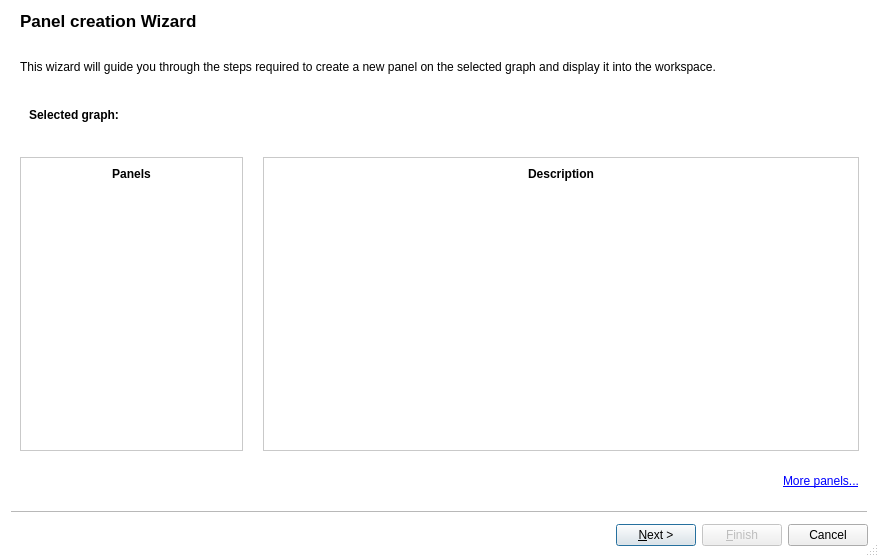
Above: plugins/perspective/GraphPerspective/designer/PanelSelectionWizard.ui from vadivelselvaraj/TulipGLImprovement before the change. Below: the same form after it.
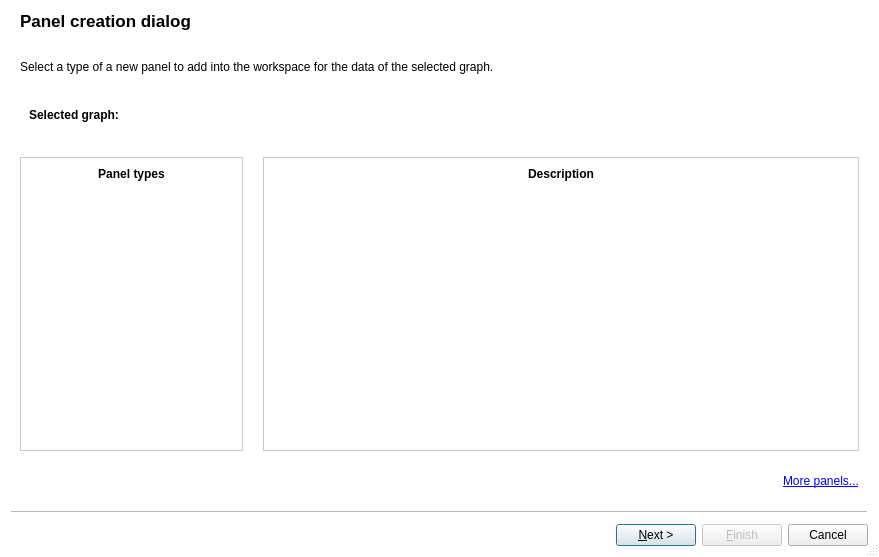
That is the form after the change. Icons and pictures are not drawn. Custom widgets are drawn as their Qt base class.

Commit message: temporarily redesign the Panel creation wizard as a Panel creation dialog

What changed in the file:
```diff
--- a/plugins/perspective/GraphPerspective/designer/PanelSelectionWizard.ui
+++ b/plugins/perspective/GraphPerspective/designer/PanelSelectionWizard.ui
@@ -56,7 +56,7 @@
   </property>
   <widget class="QWizardPage" name="choosePanelPage">
    <property name="title">
-    <string>&lt;img src=&quot;:/tulip/graphperspective/icons/32/view-open.png&quot; width=32 height=32/&gt; Panel creation Wizard</string>
+    <string>&lt;img src=&quot;:/tulip/graphperspective/icons/32/view-open.png&quot; width=32 height=32/&gt; Panel creation dialog</string>
    </property>
    <attribute name="pageId">
     <string notr="true">0</string>
@@ -68,7 +68,7 @@
     <item>
      <widget class="QLabel" name="page1HelpLabel">
       <property name="text">
-       <string>&lt;br/&gt;This wizard will guide you through the steps required to create a new panel on the selected graph and display it into the workspace.</string>
+       <string>&lt;br/&gt;Select a type of a new panel to add into the workspace for the data of the selected graph.</string>
       </property>
       <property name="wordWrap">
        <bool>true</bool>
@@ -148,7 +148,7 @@
             </font>
            </property>
            <property name="text">
-            <string>Panels</string>
+            <string>Panel types</string>
            </property>
            <property name="alignment">
             <set>Qt::AlignCenter</set>
```
Left out of the diff: 2 changed lines with no effect on the pictures. The commit also changes 5 other files.
